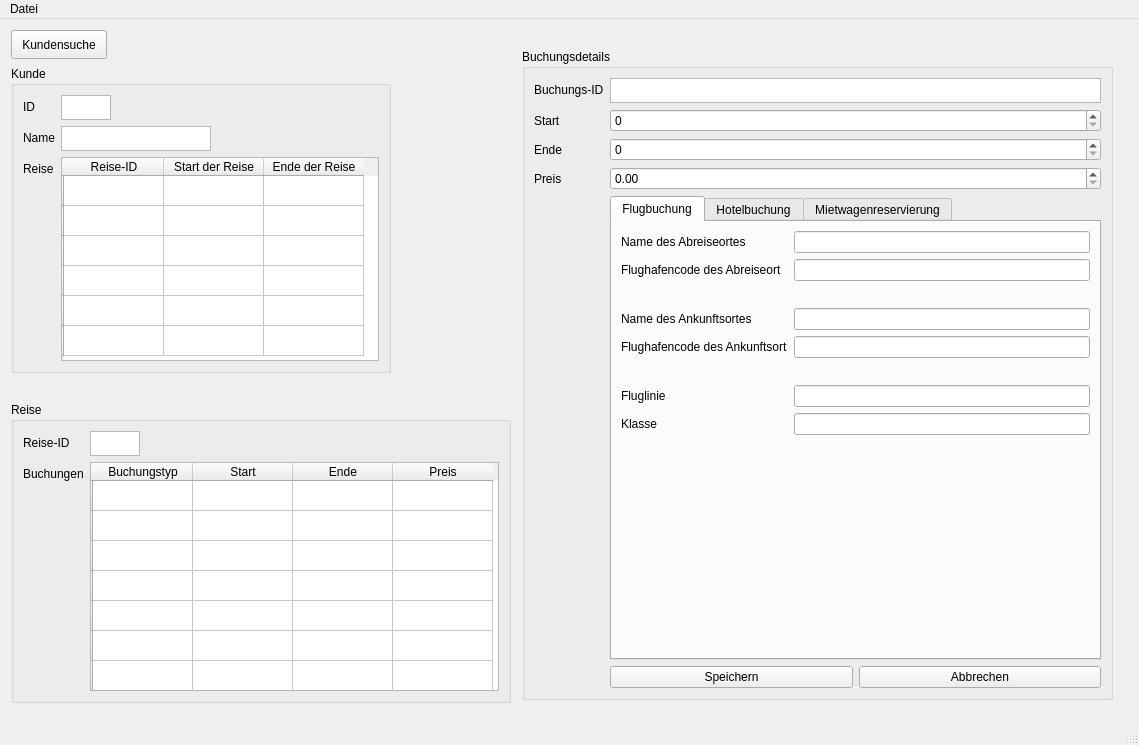
Above: mainwindow.ui from BigBen11/UpAndAway before the change. Below: the same form after it.
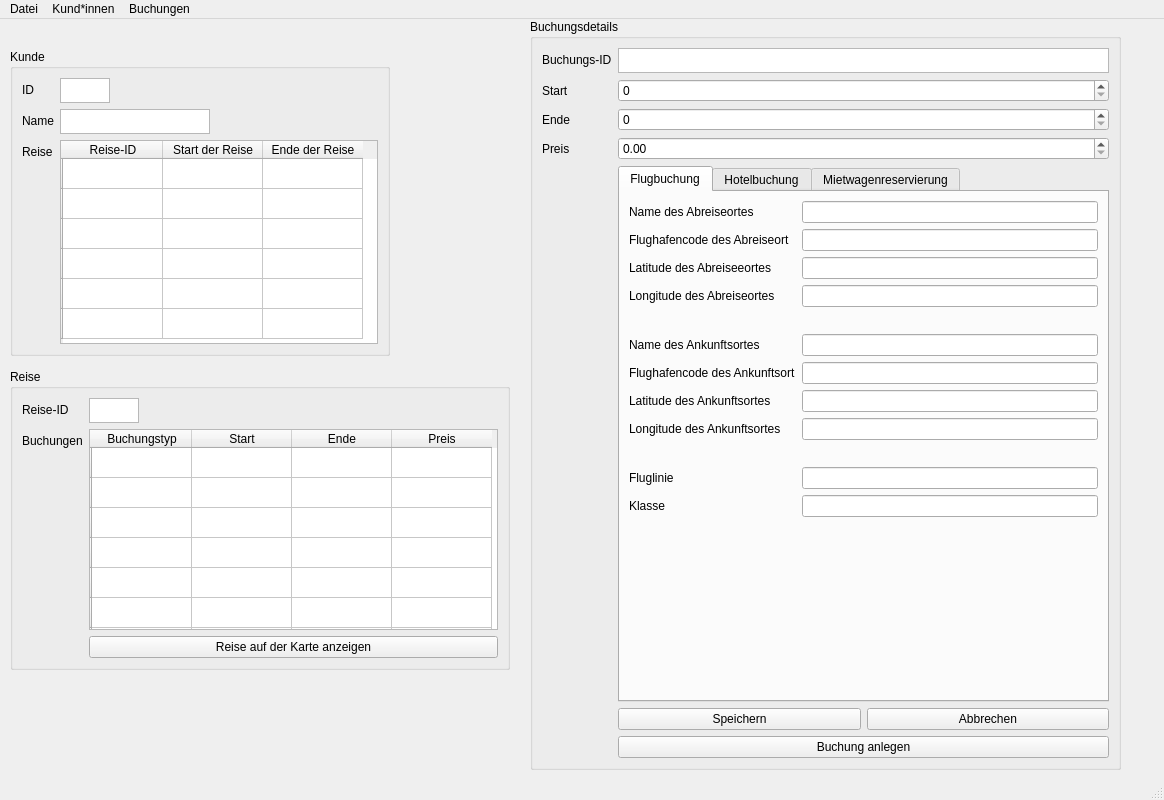
That is the form after the change. Icons and pictures are not drawn.

```diff
--- a/mainwindow.ui
+++ b/mainwindow.ui
@@ -6,10 +6,16 @@
    <rect>
     <x>0</x>
     <y>0</y>
-    <width>1139</width>
-    <height>745</height>
+    <width>1164</width>
+    <height>800</height>
    </rect>
   </property>
+  <property name="minimumSize">
+   <size>
+    <width>600</width>
+    <height>800</height>
+   </size>
+  </property>
   <property name="windowTitle">
    <string>UpAndAway</string>
   </property>
@@ -21,24 +27,11 @@
    <set>Qt::ImhMultiLine</set>
   </property>
   <widget class="QWidget" name="centralwidget">
-   <widget class="QPushButton" name="pushButton">
-    <property name="geometry">
-     <rect>
-      <x>11</x>
-      <y>11</y>
-      <width>96</width>
-      <height>29</height>
-     </rect>
-    </property>
-    <property name="text">
-     <string>Kundensuche</string>
-    </property>
-   </widget>
    <widget class="QGroupBox" name="groupBox">
     <property name="geometry">
      <rect>
-      <x>11</x>
-      <y>47</y>
+      <x>10</x>
+      <y>30</y>
       <width>380</width>
       <height>307</height>
      </rect>
@@ -166,8 +159,8 @@
    <widget class="QGroupBox" name="groupBox_2">
     <property name="geometry">
      <rect>
-      <x>11</x>
-      <y>383</y>
+      <x>10</x>
+      <y>350</y>
       <width>500</width>
       <height>301</height>
      </rect>
@@ -284,15 +277,22 @@
        </property>
       </widget>
      </item>
+     <item row="2" column="1">
+      <widget class="QPushButton" name="button_gps">
+       <property name="text">
+        <string>Reise auf der Karte anzeigen</string>
+       </property>
+      </widget>
+     </item>
     </layout>
    </widget>
    <widget class="QGroupBox" name="groupBox_3">
     <property name="geometry">
      <rect>
-      <x>522</x>
-      <y>30</y>
+      <x>530</x>
+      <y>0</y>
       <width>591</width>
-      <height>651</height>
+      <height>751</height>
      </rect>
     </property>
     <property name="title">
@@ -332,6 +332,13 @@
        </property>
       </widget>
      </item>
+     <item row="1" column="1">
+      <widget class="QSpinBox" name="BuchungStart">
+       <property name="maximum">
+        <number>99999999</number>
+       </property>
+      </widget>
+     </item>
      <item row="2" column="0">
       <widget class="QLabel" name="label_8">
        <property name="text">
@@ -360,8 +367,54 @@
        </property>
       </widget>
      </item>
+     <item row="5" column="1">
+      <layout class="QHBoxLayout" name="horizontalLayout_2">
+       <item>
+        <widget class="QPushButton" name="Speichern">
+         <property name="minimumSize">
+          <size>
+           <width>0</width>
+           <height>0</height>
+          </size>
+         </property>
+         <property name="inputMethodHints">
+          <set>Qt::ImhNone</set>
+         </property>
+         <property name="text">
+          <string>Speichern</string>
+         </property>
+        </widget>
+       </item>
+       <item>
+        <widget class="QPushButton" name="Abbrechen">
+         <property name="maximumSize">
+          <size>
+           <width>16777215</width>
+           <height>16777215</height>
+          </size>
+         </property>
+         <property name="text">
+          <string>Abbrechen</string>
+         </property>
+        </widget>
+       </item>
+      </layout>
+     </item>
+     <item row="6" column="1">
+      <widget class="QPushButton" name="BuchungAnlegen">
+       <property name="text">
+        <string>Buchung anlegen</string>
+       </property>
+      </widget>
+     </item>
      <item row="4" column="1">
       <widget class="QTabWidget" name="tabWidget">
+       <property name="minimumSize">
+        <size>
+         <width>50</width>
+         <height>450</height>
+        </size>
+       </property>
        <property name="currentIndex">
         <number>0</number>
        </property>
@@ -377,21 +430,21 @@
            </property>
           </widget>
          </item>
-         <item row="4" column="0">
+         <item row="8" column="0">
           <widget class="QLabel" name="label_18">
            <property name="text">
             <string>Flughafencode des Ankunftsort</string>
            </property>
           </widget>
          </item>
-         <item row="6" column="0">
+         <item row="13" column="0">
           <widget class="QLabel" name="label_19">
            <property name="text">
             <string>Fluglinie</string>
            </property>
           </widget>
          </item>
-         <item row="7" column="0">
+         <item row="14" column="0">
           <widget class="QLabel" name="label_20">
            <property name="text">
             <string>Klasse</string>
@@ -401,17 +454,17 @@
          <item row="1" column="1">
           <widget class="QLineEdit" name="Abreiseort"/>
          </item>
-         <item row="4" column="1">
+         <item row="8" column="1">
           <widget class="QLineEdit" name="Ankunftsort">
            <property name="readOnly">
             <bool>false</bool>
            </property>
           </widget>
          </item>
-         <item row="6" column="1">
+         <item row="13" column="1">
           <widget class="QLineEdit" name="Fluglinie"/>
          </item>
-         <item row="7" column="1">
+         <item row="14" column="1">
           <widget class="QLineEdit" name="Klasse"/>
          </item>
          <item row="0" column="0">
@@ -421,14 +474,14 @@
            </property>
           </widget>
          </item>
-         <item row="3" column="0">
+         <item row="7" column="0">
           <widget class="QLabel" name="label_22">
            <property name="text">
             <string>Name des Ankunftsortes</string>
            </property>
           </widget>
          </item>
-         <item row="3" column="1">
+         <item row="7" column="1">
           <widget class="QLineEdit" name="NameAnkunftsort">
            <property name="readOnly">
             <bool>true</bool>
@@ -442,7 +495,7 @@
            </property>
           </widget>
          </item>
-         <item row="2" column="1">
+         <item row="6" column="1">
           <spacer name="verticalSpacer">
            <property name="orientation">
             <enum>Qt::Vertical</enum>
@@ -458,7 +511,81 @@
            </property>
           </spacer>
          </item>
+         <item row="4" column="1">
+          <widget class="QLineEdit" name="FlightLatitudeFromDest">
+           <property name="readOnly">
+            <bool>false</bool>
+           </property>
+          </widget>
+         </item>
          <item row="5" column="1">
+          <widget class="QLineEdit" name="FlightLongitudeFromDest">
+           <property name="readOnly">
+            <bool>false</bool>
+           </property>
+          </widget>
+         </item>
+         <item row="9" column="1">
+          <widget class="QLineEdit" name="FlightLatitudeToDest">
+           <property name="readOnly">
+            <bool>false</bool>
+           </property>
+          </widget>
+         </item>
+         <item row="11" column="1">
+          <widget class="QLineEdit" name="FlightLongitueTODest">
+           <property name="readOnly">
+            <bool>false</bool>
+           </property>
+          </widget>
+         </item>
+         <item row="5" column="0">
+          <widget class="QLabel" name="label_FlightLongitudeFromDest">
+           <property name="enabled">
+            <bool>true</bool>
+           </property>
+           <property name="text">
+            <string>Longitude des Abreiseortes</string>
+           </property>
+          </widget>
+         </item>
+         <item row="4" column="0">
+          <widget class="QLabel" name="label_FlightLatitudeFromDest">
+           <property name="enabled">
+            <bool>true</bool>
+           </property>
+           <property name="text">
+            <string>Latitude des Abreiseeortes</string>
+           </property>
+          </widget>
+         </item>
+         <item row="9" column="0">
+          <widget class="QLabel" name="label_FlightLatitudeToDest">
+           <property name="enabled">
+            <bool>true</bool>
+           </property>
+           <property name="text">
+            <string>Latitude des Ankunftsortes</string>
+           </property>
+          </widget>
+         </item>
+         <item row="11" column="0">
+          <widget class="QLabel" name="label_FLightLongitudeToDest">
+           <property name="enabled">
+            <bool>true</bool>
+           </property>
+           <property name="frameShadow">
+            <enum>QFrame::Plain</enum>
+           </property>
+           <property name="text">
+            <string>Longitude des Ankunftsortes</string>
+           </property>
+           <property name="textFormat">
+            <enum>Qt::PlainText</enum>
+           </property>
+          </widget>
+         </item>
+         <item row="12" column="1">
           <spacer name="verticalSpacer_2">
            <property name="orientation">
             <enum>Qt::Vertical</enum>
@@ -491,26 +618,62 @@
          <item row="0" column="1">
           <widget class="QLineEdit" name="Hotel_2"/>
          </item>
-         <item row="1" column="0">
+         <item row="4" column="0">
           <widget class="QLabel" name="label_11">
            <property name="text">
             <string>Stadt</string>
            </property>
           </widget>
          </item>
-         <item row="1" column="1">
+         <item row="4" column="1">
           <widget class="QLineEdit" name="Stadt"/>
          </item>
-         <item row="2" column="0">
+         <item row="5" column="0">
           <widget class="QLabel" name="label_12">
            <property name="text">
             <string>Zimmertyp</string>
            </property>
           </widget>
          </item>
-         <item row="2" column="1">
+         <item row="5" column="1">
           <widget class="QLineEdit" name="Zimmertyp"/>
          </item>
+         <item row="1" column="1">
+          <widget class="QLineEdit" name="HotelLatitude"/>
+         </item>
+         <item row="2" column="1">
+          <widget class="QLineEdit" name="HotelLongitude"/>
+         </item>
+         <item row="1" column="0">
+          <widget class="QLabel" name="label_HotelLatitude">
+           <property name="text">
+            <string>Latitude des Hotels</string>
+           </property>
+          </widget>
+         </item>
+         <item row="2" column="0">
+          <widget class="QLabel" name="label_HotelLongitude">
+           <property name="text">
+            <string>Longitude des Hotels</string>
+           </property>
+          </widget>
+         </item>
+         <item row="3" column="1">
+          <spacer name="verticalSpacer_3">
+           <property name="orientation">
+            <enum>Qt::Vertical</enum>
+           </property>
+           <property name="sizeType">
+            <enum>QSizePolicy::Maximum</enum>
+           </property>
+           <property name="sizeHint" stdset="0">
+            <size>
+             <width>20</width>
+             <height>30</height>
+            </size>
+           </property>
+          </spacer>
+         </item>
         </layout>
        </widget>
        <widget class="QWidget" name="Wagen">
@@ -525,21 +688,21 @@
            </property>
           </widget>
          </item>
-         <item row="1" column="0">
+         <item row="4" column="0">
           <widget class="QLabel" name="label_14">
            <property name="text">
             <string>Rückgabeort</string>
            </property>
           </widget>
          </item>
-         <item row="2" column="0">
+         <item row="8" column="0">
           <widget class="QLabel" name="label_15">
            <property name="text">
             <string>Firma</string>
            </property>
           </widget>
          </item>
-         <item row="3" column="0">
+         <item row="9" column="0">
           <widget class="QLabel" name="label_16">
            <property name="text">
             <string>Fahrzeugklasse</string>
@@ -549,59 +712,91 @@
          <item row="0" column="1">
           <widget class="QLineEdit" name="Abholort"/>
          </item>
-         <item row="1" column="1">
+         <item row="4" column="1">
           <widget class="QLineEdit" name="Rueckgabeort"/>
          </item>
-         <item row="2" column="1">
+         <item row="8" column="1">
           <widget class="QLineEdit" name="Firma"/>
          </item>
-         <item row="3" column="1">
+         <item row="9" column="1">
           <widget class="QLineEdit" name="Fahrzeugklasse"/>
          </item>
+         <item row="1" column="1">
+          <widget class="QLineEdit" name="CarLantitudeFromDest"/>
+         </item>
+         <item row="2" column="1">
+          <widget class="QLineEdit" name="CarLongitudeFromDest"/>
+         </item>
+         <item row="5" column="1">
+          <widget class="QLineEdit" name="CarLantitudeToDest"/>
+         </item>
+         <item row="6" column="1">
+          <widget class="QLineEdit" name="CarLongitudeToDest"/>
+         </item>
+         <item row="1" column="0">
+          <widget class="QLabel" name="label_CarLantitudeFromDest">
+           <property name="text">
+            <string>Lantitude des Abholortes</string>
+           </property>
+          </widget>
+         </item>
+         <item row="2" column="0">
+          <widget class="QLabel" name="label_CarLongitudeFromDest">
+           <property name="text">
+            <string>Longitude des Abholortes</string>
+           </property>
+          </widget>
+         </item>
+         <item row="5" column="0">
+          <widget class="QLabel" name="label_CarLantitudeToDest">
+           <property name="text">
+            <string>Latitude des Abholortes</string>
+           </property>
+          </widget>
+         </item>
+         <item row="6" column="0">
+          <widget class="QLabel" name="label_CarLongitudeToDest">
+           <property name="text">
+            <string>Longitude des Abholortes</string>
+           </property>
+          </widget>
+         </item>
+         <item row="3" column="1">
+          <spacer name="verticalSpacer_4">
+           <property name="orientation">
+            <enum>Qt::Vertical</enum>
+           </property>
+           <property name="sizeType">
+            <enum>QSizePolicy::Maximum</enum>
+           </property>
+           <property name="sizeHint" stdset="0">
+            <size>
+             <width>20</width>
+             <height>30</height>
+            </size>
+           </property>
+          </spacer>
+         </item>
+         <item row="7" column="1">
+          <spacer name="verticalSpacer_5">
+           <property name="orientation">
+            <enum>Qt::Vertical</enum>
+           </property>
+           <property name="sizeType">
+            <enum>QSizePolicy::Maximum</enum>
+           </property>
+           <property name="sizeHint" stdset="0">
+            <size>
+             <width>20</width>
+             <height>30</height>
+            </size>
+           </property>
+          </spacer>
+         </item>
         </layout>
        </widget>
       </widget>
      </item>
-     <item row="6" column="1">
-      <layout class="QHBoxLayout" name="horizontalLayout_2">
-       <item>
-        <widget class="QPushButton" name="Speichern">
-         <property name="minimumSize">
-          <size>
-           <width>0</width>
-           <height>0</height>
-          </size>
-         </property>
-         <property name="inputMethodHints">
-          <set>Qt::ImhNone</set>
-         </property>
-         <property name="text">
-          <string>Speichern</string>
-         </property>
-        </widget>
-       </item>
-       <item>
-        <widget class="QPushButton" name="Abbrechen">
-         <property name="maximumSize">
-          <size>
-           <width>16777215</width>
-           <height>16777215</height>
-          </size>
-         </property>
-         <property name="text">
-          <string>Abbrechen</string>
-         </property>
-        </widget>
-       </item>
-      </layout>
-     </item>
-     <item row="1" column="1">
-      <widget class="QSpinBox" name="BuchungStart">
-       <property name="maximum">
-        <number>99999999</number>
-       </property>
-      </widget>
-     </item>
     </layout>
    </widget>
   </widget>
@@ -610,7 +805,7 @@
     <rect>
      <x>0</x>
      <y>0</y>
-     <width>1139</width>
+     <width>1164</width>
      <height>25</height>
     </rect>
    </property>
@@ -621,7 +816,22 @@
     <addaction name="separator"/>
     <addaction name="actionEinlesen"/>
    </widget>
+   <widget class="QMenu" name="menuKund_innen">
+    <property name="title">
+     <string>Kund*innen</string>
+    </property>
+    <addaction name="actionNeue_Kunde_anlegen"/>
+    <addaction name="actionKund_innensuche"/>
+   </widget>
+   <widget class="QMenu" name="menuBuchungen">
+    <property name="title">
+     <string>Buchungen</string>
+    </property>
+    <addaction name="actionNeue_Buchung_anlegen"/>
+   </widget>
    <addaction name="menuDatei"/>
+   <addaction name="menuKund_innen"/>
+   <addaction name="menuBuchungen"/>
   </widget>
   <widget class="QStatusBar" name="statusbar"/>
   <action name="actionEinlesen">
@@ -647,6 +857,21 @@
     <string>Nach ID suchen...</string>
    </property>
   </action>
+  <action name="actionNeue_Kunde_anlegen">
+   <property name="text">
+    <string>Neue Kunde anlegen...</string>
+   </property>
+  </action>
+  <action name="actionNeue_Buchung_anlegen">
+   <property name="text">
+    <string>Neue Buchung anlegen...</string>
+   </property>
+  </action>
+  <action name="actionKund_innensuche">
+   <property name="text">
+    <string>Kund*innensuche...</string>
+   </property>
+  </action>
  </widget>
  <resources/>
  <connections/>
```
